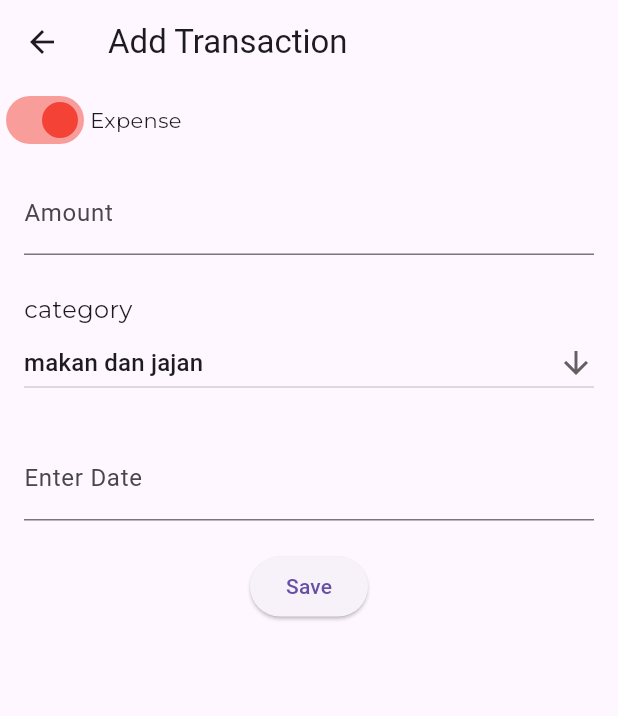
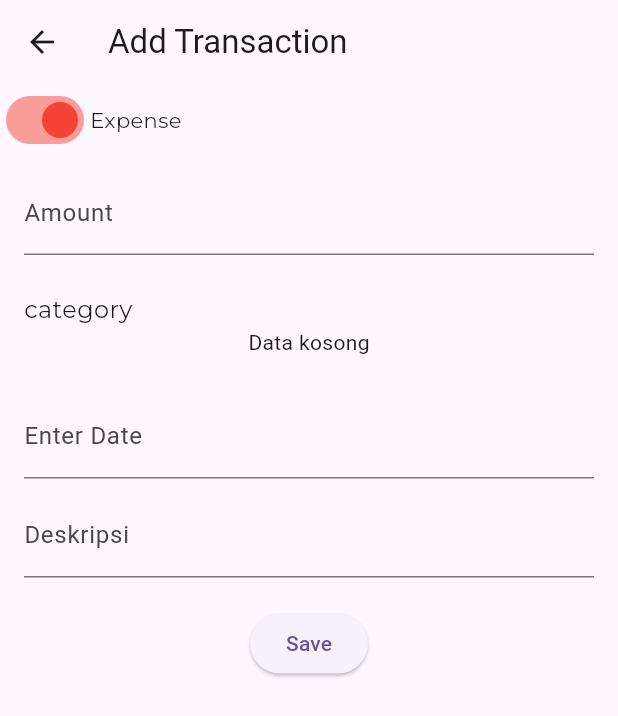
Before and after one commit to mheri613/TI3C-K4-PPM, a Flutter app: the TransactionPage screen opened directly, after a tap on "Save", on a phone screen of 412 x 824 dp. Shown: the top 716 px of the screen. Run offline on Flutter 3.47's test engine with Material 3 defaults, Android fonts, the light colour scheme and no system bars; our stand-ins replace drift, google_fonts; missing offline and left inert: calendar_appbar; accounts and stored records are empty; generated files the repository leaves out were written again.

Commit message:
menambahkan data transaksi

```diff
--- a/lib/pages/transaction_page.dart
+++ b/lib/pages/transaction_page.dart
@@ -1,6 +1,8 @@
 import 'package:flutter/material.dart';
 import 'package:google_fonts/google_fonts.dart';
 import 'package:intl/intl.dart';
+import 'package:path/path.dart';
+import 'package:ti3c_k4_ppm/models/database.dart';
 
 class TransactionPage extends StatefulWidget {
   const TransactionPage({Key? key}) : super(key: key);
@@ -10,13 +12,40 @@ class TransactionPage extends StatefulWidget {
 }
 
 class _TransactionPageState extends State<TransactionPage> {
+  final AppDb database = AppDb();
   bool isExpense = true;
+  late int type;
   List<String> itemList = ["makan dan jajan", "transportasi", "isi kuota"];
   late String dropDownValue = itemList.first;
   DateTime? pickedDate; // Deklarasikan variabel di sini
   TextEditingController dateController = TextEditingController();
   TextEditingController amountController = TextEditingController();
   TextEditingController descriptionController = TextEditingController();
+  Category? selectedCategory;
+  Future insert(
+      int amount, DateTime date, String description, int categoryId) async {
+    DateTime now = DateTime.now();
+    final row = await database.into(database.transactions).insertReturning(
+        TransactionsCompanion.insert(
+            description: description,
+            category_id: categoryId,
+            transaction_date: date,
+            amount: amount,
+            created_at: now,
+            updated_at: now));
+    print('Apa ini:' + row.toString());
+  }
+
+  Future<List<Category>> getAllCategory(int type) async {
+    return await database.getAllCategoryRepo(type);
+  }
+
+  @override
+  void initState() {
+    // TODO: implement initState
+    type = 2;
+    super.initState();
+  }
 
   @override
   Widget build(BuildContext context) {
@@ -34,6 +63,8 @@ class _TransactionPageState extends State<TransactionPage> {
                     onChanged: (bool value) {
                       setState(() {
                         isExpense = value;
+                        type = (isExpense) ? 2 : 1;
+                        selectedCategory = null;
                       });
                     },
                     inactiveTrackColor: Colors.green[200],
@@ -52,6 +83,7 @@ class _TransactionPageState extends State<TransactionPage> {
               Padding(
                 padding: const EdgeInsets.symmetric(horizontal: 16),
                 child: TextFormField(
+                  controller: amountController,
                   keyboardType: TextInputType.number,
                   decoration: InputDecoration(
                     border: UnderlineInputBorder(),
@@ -69,25 +101,50 @@ class _TransactionPageState extends State<TransactionPage> {
                   style: GoogleFonts.montserrat(fontSize: 16),
                 ),
               ),
-              Padding(
+              FutureBuilder<List<Category>>(
+                  future: getAllCategory(type),
+                  builder: (context, snapshot) {
+                    if (snapshot.connectionState == ConnectionState.waiting) {
+                      return Center(
+                        child: CircularProgressIndicator(),
+                      );
+                    } else {
+                      if (snapshot.hasData) {
+                        if (snapshot.data!.length > 0) {
+                          selectedCategory = snapshot.data!.first;
+                          print('Apanih:' + snapshot.toString());
+                          return Padding(
                             padding: const EdgeInsets.symmetric(horizontal: 16),
-                child: DropdownButton<String>(
-                  value: dropDownValue,
+                            child: DropdownButton<Category>(
+                                value: (selectedCategory == null)
+                                    ? snapshot.data!.first
+                                    : selectedCategory,
                                 isExpanded: true,
                                 icon: Icon(Icons.arrow_downward),
-                  items: itemList.map<DropdownMenuItem<String>>((String value) {
-                    return DropdownMenuItem<String>(
-                      value: value,
-                      child: Text(value),
+                                items: snapshot.data!.map((Category item) {
+                                  return DropdownMenuItem<Category>(
+                                    value: item,
+                                    child: Text(item.name),
                                   );
                                 }).toList(),
-                  onChanged: (String? value) {
+                                onChanged: (Category? value) {
                                   setState(() {
-                      dropDownValue = value!;
+                                    selectedCategory = value;
                                   });
-                  },
-                ),
-              ),
+                                }),
+                          );
+                        } else {
+                          return Center(
+                            child: Text("Data kosong"),
+                          );
+                        }
+                      } else {
+                        return Center(
+                          child: Text("Tidak ada data"),
+                        );
+                      }
+                    }
+                  }),
               SizedBox(
                 height: 25,
               ),
@@ -125,10 +182,31 @@ class _TransactionPageState extends State<TransactionPage> {
                 ),
               ),
               SizedBox(
+                height: 10,
+              ),
+              Padding(
+                padding: const EdgeInsets.symmetric(horizontal: 16),
+                child: TextFormField(
+                  controller: descriptionController,
+                  decoration: InputDecoration(
+                    border: UnderlineInputBorder(),
+                    labelText: "Deskripsi",
+                  ),
+                ),
+              ),
+              SizedBox(
                 height: 20,
               ),
               Center(
-                  child: ElevatedButton(onPressed: () {}, child: Text('Save')))
+                  child: ElevatedButton(
+                      onPressed: () {
+                        insert(
+                            int.parse(amountController.text),
+                            DateTime.parse(dateController.text),
+                            descriptionController.text,
+                            selectedCategory!.id);
+                      },
+                      child: Text('Save')))
             ],
           ),
         ),
```
Lines whose indentation alone changed are shown as unchanged.
